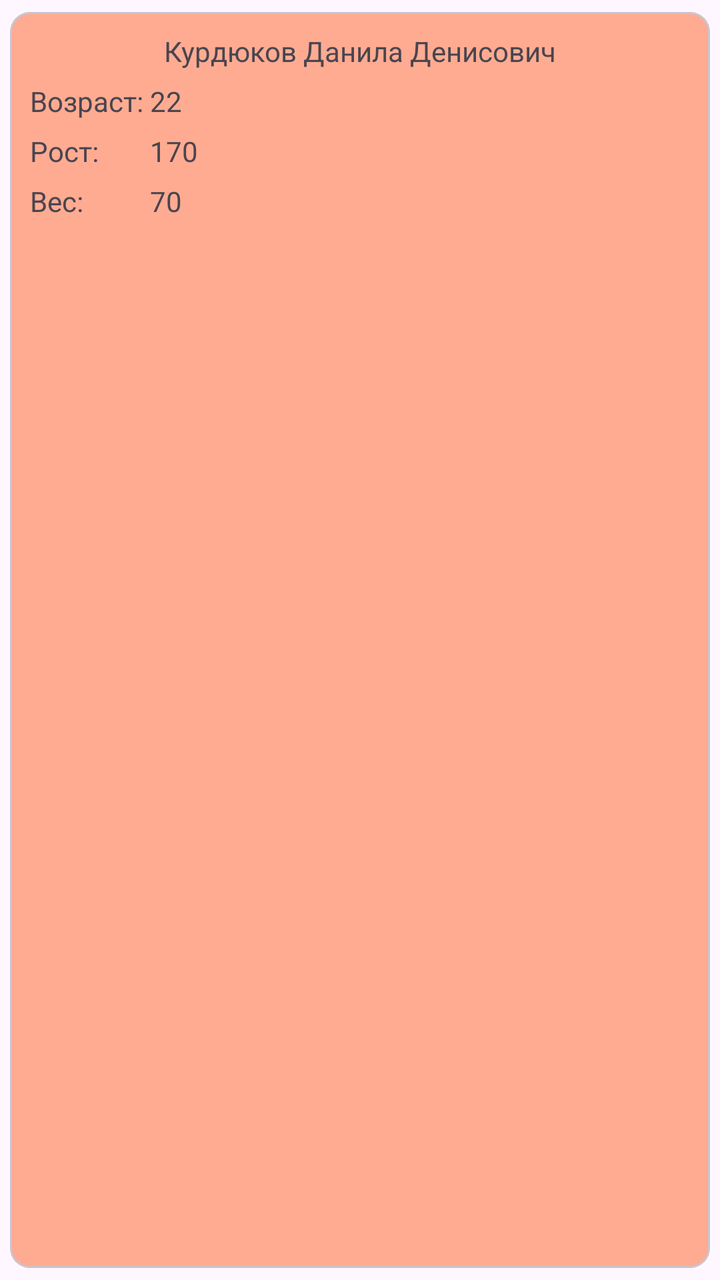
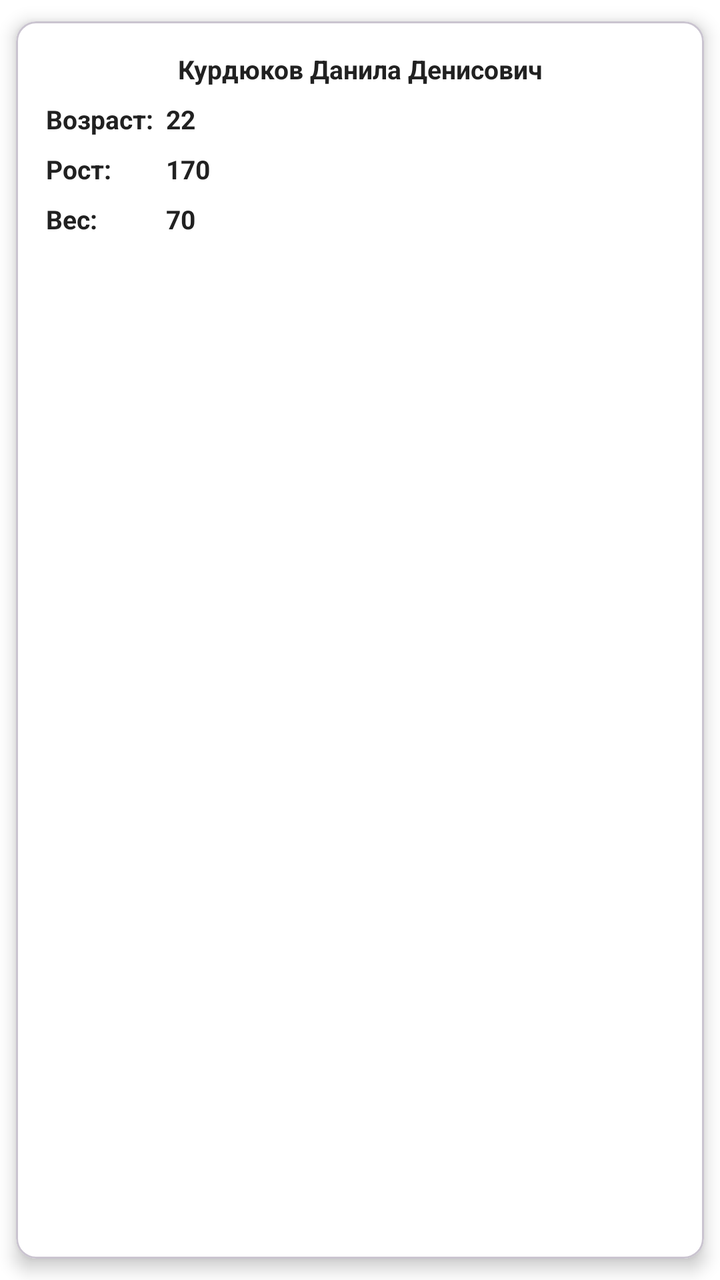

Compare the two renders of this Android layout. The source of the first and the diff that turns it into the second are given below.
<!-- AndroidManifest.xml: application theme Theme.AAC_App -->
<!-- res/layout/person_item.xml -->
<?xml version="1.0" encoding="utf-8"?>
<com.google.android.material.card.MaterialCardView xmlns:android="http://schemas.android.com/apk/res/android"
    android:layout_width="match_parent"
    android:layout_height="150dp"
    xmlns:app="http://schemas.android.com/apk/res-auto"
    app:cardUseCompatPadding="true"
    app:cardCornerRadius="@dimen/big_dimen"
    app:cardBackgroundColor="@color/deep_orange_200">

    <androidx.constraintlayout.widget.ConstraintLayout
        android:layout_width="match_parent"
        android:layout_height="match_parent"
        android:layout_margin="@dimen/big_dimen">

        <com.google.android.material.textview.MaterialTextView
            android:id="@+id/text_view_fullName"
            android:layout_width="wrap_content"
            android:layout_height="wrap_content"
            android:text="Курдюков Данила Денисович"
            app:layout_constraintLeft_toLeftOf="parent"
            app:layout_constraintTop_toTopOf="parent"
            app:layout_constraintRight_toRightOf="parent"/>

        <com.google.android.material.textview.MaterialTextView
            android:layout_width="wrap_content"
            android:layout_height="wrap_content"
            android:text="Возраст: "
            app:layout_constraintLeft_toLeftOf="parent"
            app:layout_constraintTop_toBottomOf="@id/guideline_hor1" />

        <com.google.android.material.textview.MaterialTextView
            android:id="@+id/text_view_age"
            android:layout_width="wrap_content"
            android:layout_height="wrap_content"
            android:text="22"
            app:layout_constraintLeft_toRightOf="@id/guideline_ver1"
            app:layout_constraintTop_toBottomOf="@id/guideline_hor1" />

        <com.google.android.material.textview.MaterialTextView
            android:layout_width="wrap_content"
            android:layout_height="wrap_content"
            android:text="Рост: "
            app:layout_constraintLeft_toLeftOf="parent"
            app:layout_constraintTop_toBottomOf="@id/guideline_hor2" />

        <com.google.android.material.textview.MaterialTextView
            android:id="@+id/text_view_height"
            android:layout_width="wrap_content"
            android:layout_height="wrap_content"
            android:text="170"
            app:layout_constraintLeft_toRightOf="@id/guideline_ver1"
            app:layout_constraintTop_toBottomOf="@id/guideline_hor2" />

        <com.google.android.material.textview.MaterialTextView
            android:layout_width="wrap_content"
            android:layout_height="wrap_content"
            android:text="Вес: "
            app:layout_constraintLeft_toLeftOf="parent"
            app:layout_constraintTop_toBottomOf="@id/guideline_hor3" />

        <com.google.android.material.textview.MaterialTextView
            android:id="@+id/text_view_weight"
            android:layout_width="wrap_content"
            android:layout_height="wrap_content"
            android:text="70"
            app:layout_constraintLeft_toRightOf="@id/guideline_ver1"
            app:layout_constraintTop_toBottomOf="@id/guideline_hor3" />

        <androidx.constraintlayout.widget.Guideline
            android:id="@+id/guideline_hor1"
            android:layout_width="wrap_content"
            android:layout_height="wrap_content"
            android:orientation="horizontal"
            app:layout_constraintGuide_begin="25dp" />

        <androidx.constraintlayout.widget.Guideline
            android:id="@+id/guideline_hor2"
            android:layout_width="wrap_content"
            android:layout_height="wrap_content"
            android:orientation="horizontal"
            app:layout_constraintGuide_begin="50dp" />


        <androidx.constraintlayout.widget.Guideline
            android:id="@+id/guideline_ver1"
            android:layout_width="wrap_content"
            android:layout_height="wrap_content"
            android:orientation="vertical"
            app:layout_constraintGuide_begin="60dp" />

        <androidx.constraintlayout.widget.Guideline
            android:id="@+id/guideline_hor3"
            android:layout_width="wrap_content"
            android:layout_height="wrap_content"
            android:orientation="horizontal"
            app:layout_constraintGuide_begin="75dp" />




    </androidx.constraintlayout.widget.ConstraintLayout>

</com.google.android.material.card.MaterialCardView>
<!-- resources referenced by this layout -->
<resources>
  <color name="deep_orange_200">#FFAB91</color>
  <dimen name="big_dimen">10dp</dimen>
  <style name="Theme.AAC_App" parent="Base.Theme.AAC_App" />
  <style name="Base.Theme.AAC_App" parent="Theme.Material3.DayNight.NoActionBar">
          
          
      </style>
</resources>

<!-- the commit's change to res/layout/person_item.xml (unified diff, before → after) -->
@@ -5,7 +5,8 @@
     xmlns:app="http://schemas.android.com/apk/res-auto"
     app:cardUseCompatPadding="true"
     app:cardCornerRadius="@dimen/big_dimen"
-    app:cardBackgroundColor="@color/deep_orange_200">
+    app:cardBackgroundColor="@color/white"
+    app:cardElevation="@dimen/card_elevation">
 
     <androidx.constraintlayout.widget.ConstraintLayout
         android:layout_width="match_parent"
@@ -17,6 +18,7 @@
             android:layout_width="wrap_content"
             android:layout_height="wrap_content"
             android:text="Курдюков Данила Денисович"
+            style="@style/TextViewStyle"
             app:layout_constraintLeft_toLeftOf="parent"
             app:layout_constraintTop_toTopOf="parent"
             app:layout_constraintRight_toRightOf="parent"/>
@@ -25,6 +27,7 @@
             android:layout_width="wrap_content"
             android:layout_height="wrap_content"
             android:text="Возраст: "
+            style="@style/TextViewStyle"
             app:layout_constraintLeft_toLeftOf="parent"
             app:layout_constraintTop_toBottomOf="@id/guideline_hor1" />
 
@@ -33,6 +36,7 @@
             android:layout_width="wrap_content"
             android:layout_height="wrap_content"
             android:text="22"
+            style="@style/TextViewStyle"
             app:layout_constraintLeft_toRightOf="@id/guideline_ver1"
             app:layout_constraintTop_toBottomOf="@id/guideline_hor1" />
 
@@ -40,6 +44,7 @@
             android:layout_width="wrap_content"
             android:layout_height="wrap_content"
             android:text="Рост: "
+            style="@style/TextViewStyle"
             app:layout_constraintLeft_toLeftOf="parent"
             app:layout_constraintTop_toBottomOf="@id/guideline_hor2" />
 
@@ -48,6 +53,7 @@
             android:layout_width="wrap_content"
             android:layout_height="wrap_content"
             android:text="170"
+            style="@style/TextViewStyle"
             app:layout_constraintLeft_toRightOf="@id/guideline_ver1"
             app:layout_constraintTop_toBottomOf="@id/guideline_hor2" />
 
@@ -55,6 +61,7 @@
             android:layout_width="wrap_content"
             android:layout_height="wrap_content"
             android:text="Вес: "
+            style="@style/TextViewStyle"
             app:layout_constraintLeft_toLeftOf="parent"
             app:layout_constraintTop_toBottomOf="@id/guideline_hor3" />
 
@@ -63,6 +70,7 @@
             android:layout_width="wrap_content"
             android:layout_height="wrap_content"
             android:text="70"
+            style="@style/TextViewStyle"
             app:layout_constraintLeft_toRightOf="@id/guideline_ver1"
             app:layout_constraintTop_toBottomOf="@id/guideline_hor3" />
 
<!-- resource entries referenced after the edit -->
@@ -1,11 +1,22 @@
 <!-- resources referenced by this layout -->
 <resources>
-  <color name="deep_orange_200">#FFAB91</color>
+  <color name="white">#FFFFFFFF</color>
   <dimen name="big_dimen">10dp</dimen>
+  <dimen name="card_elevation">5dp</dimen>
+  <style name="TextViewStyle">
+          <item name="android:layout_margin">5dp</item>
+          <item name="android:textSize">@dimen/small_text_size</item>
+          <item name="android:textColor">@color/grey_900</item>
+          
+          <item name="android:textStyle">bold</item>
+      </style>
   <style name="Theme.AAC_App" parent="Base.Theme.AAC_App" />
+  <dimen name="small_text_size">13dp</dimen>
+  <color name="grey_900">#212121</color>
   <style name="Base.Theme.AAC_App" parent="Theme.Material3.DayNight.NoActionBar">
-          
-          
+          <item name="android:statusBarColor">@color/white</item>
+          <item name="android:windowLightStatusBar">true</item>
+          <item name="android:windowBackground">@color/white</item>
       </style>
 </resources>
 
